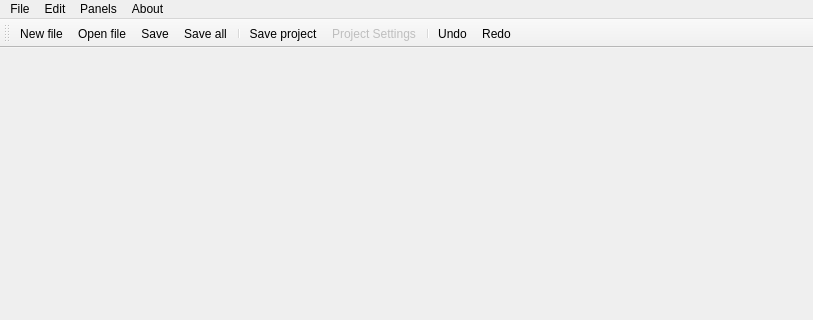
Old version of the form ui/MainWindow.ui in the repository timbaker/ceed; both pictures show x 0 to 813 and y 0 to 320 of the 813 by 864 pixel window.
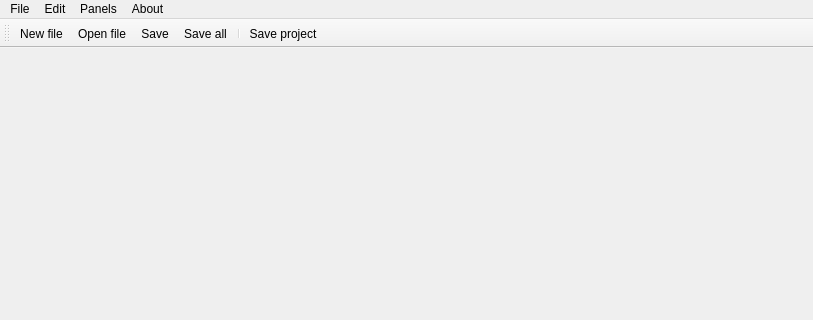
New version of the form. Icons and pictures are not drawn.

Commit message: MOD: The whole edit menu redone using action manager

The edit to the form file:
```diff
--- a/ui/MainWindow.ui
+++ b/ui/MainWindow.ui
@@ -163,10 +163,6 @@
    <addaction name="actionSaveAll"/>
    <addaction name="separator"/>
    <addaction name="actionSaveProject"/>
-   <addaction name="actionProjectSettings"/>
-   <addaction name="separator"/>
-   <addaction name="actionUndo"/>
-   <addaction name="actionRedo"/>
   </widget>
   <action name="actionCloseProject">
    <property name="icon">
@@ -228,30 +224,6 @@
     <string>Close</string>
    </property>
   </action>
-  <action name="actionUndo">
-   <property name="icon">
-    <iconset>
-     <normaloff>icons/actions/undo.png</normaloff>icons/actions/undo.png</iconset>
-   </property>
-   <property name="text">
-    <string>Undo</string>
-   </property>
-   <property name="shortcut">
-    <string>Ctrl+Z</string>
-   </property>
-  </action>
-  <action name="actionRedo">
-   <property name="icon">
-    <iconset>
-     <normaloff>icons/actions/redo.png</normaloff>icons/actions/redo.png</iconset>
-   </property>
-   <property name="text">
-    <string>Redo</string>
-   </property>
-   <property name="shortcut">
-    <string>Ctrl+Y</string>
-   </property>
-  </action>
   <action name="actionSaveProject">
    <property name="icon">
     <iconset>
@@ -261,18 +233,6 @@
     <string>Save project</string>
    </property>
   </action>
-  <action name="actionProjectSettings">
-   <property name="enabled">
-    <bool>false</bool>
-   </property>
-   <property name="icon">
-    <iconset>
-     <normaloff>icons/actions/project_settings.png</normaloff>icons/actions/project_settings.png</iconset>
-   </property>
-   <property name="text">
-    <string>Project Settings</string>
-   </property>
-  </action>
   <action name="actionLicense">
    <property name="text">
     <string>License</string>
```
Left out of the diff: 14 changed lines with no effect on the pictures. The commit also changes 2 other files.
